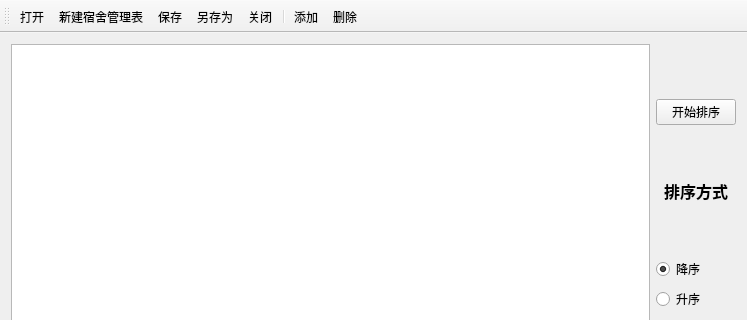
Before: the Qt Designer form DormitoryManagementSystem/DormitoryManagementSystem/mainwindow.ui in 2017IOTrepo/SummerVacationProgram, drawn with Qt 5; both pictures show x 0 to 747 and y 0 to 320 of the 747 by 550 pixel window.
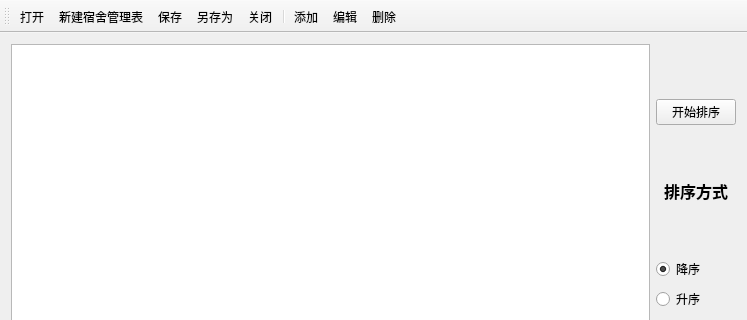
After: the same form once the commit is applied. Icons and pictures are not drawn.

```diff
--- a/DormitoryManagementSystem/DormitoryManagementSystem/mainwindow.ui
+++ b/DormitoryManagementSystem/DormitoryManagementSystem/mainwindow.ui
@@ -222,6 +222,7 @@
    <addaction name="pClose"/>
    <addaction name="separator"/>
    <addaction name="pAdd"/>
+   <addaction name="pEdit"/>
    <addaction name="pDelete"/>
   </widget>
   <widget class="QStatusBar" name="statusBar"/>
@@ -294,6 +295,16 @@
     <string>打开</string>
    </property>
   </action>
+  <action name="pEdit">
+   <property name="icon">
+    <iconset>
+     <activeon>:/actions/edit-copy.png</activeon>
+    </iconset>
+   </property>
+   <property name="text">
+    <string>编辑</string>
+   </property>
+  </action>
  </widget>
  <layoutdefault spacing="6" margin="11"/>
  <resources>
```
